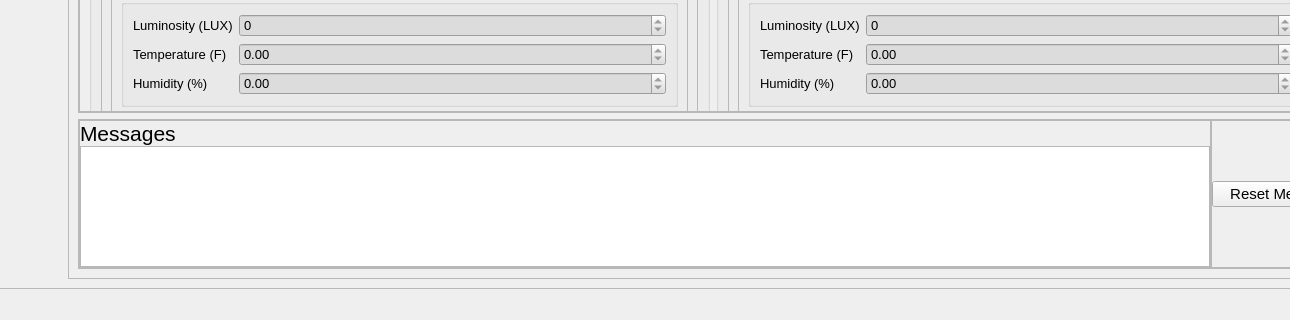
Old version of the form GUI/smartGrow/form.ui in the repository sgomez14/ec601_smartGrow; both pictures show x 109 to 1399 and y 480 to 800 of the 1500 by 800 pixel window.
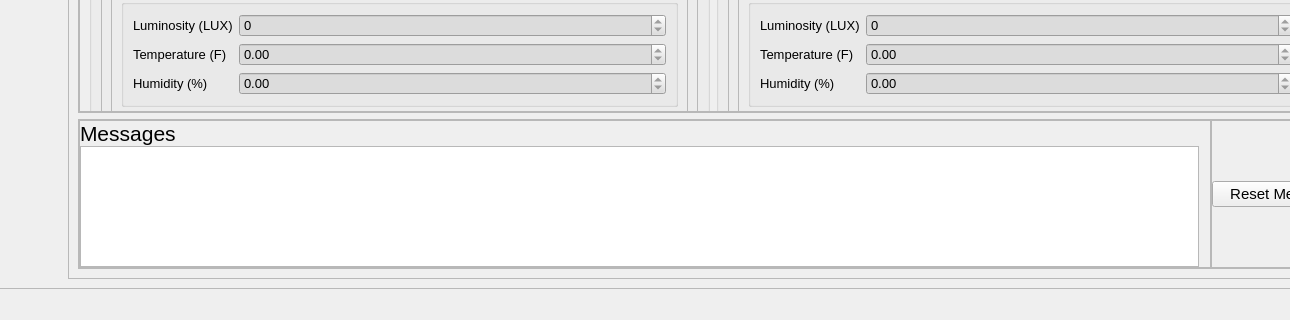
New version of the form. Icons and pictures are not drawn.

Diff of the .ui file:
```diff
--- a/GUI/smartGrow/form.ui
+++ b/GUI/smartGrow/form.ui
@@ -2107,7 +2107,7 @@
                  <number>0</number>
                 </property>
                 <property name="rightMargin">
-                 <number>0</number>
+                 <number>11</number>
                 </property>
                 <property name="bottomMargin">
                  <number>0</number>
```
Left out of the diff: 87 changed lines with no effect on the pictures.
